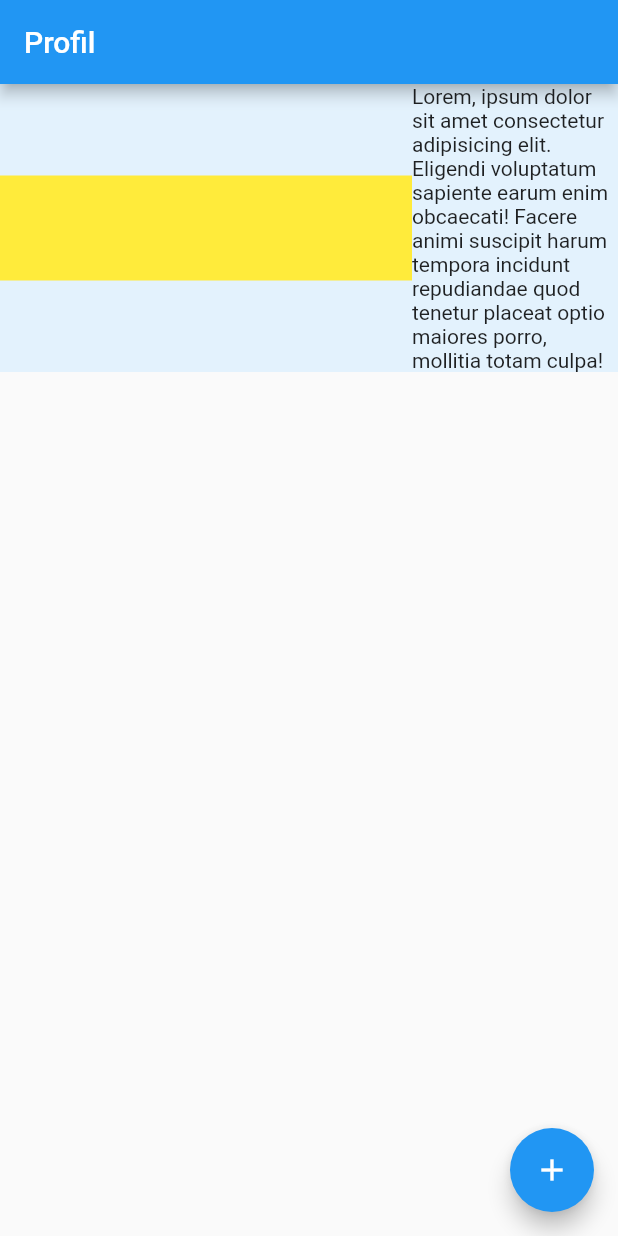
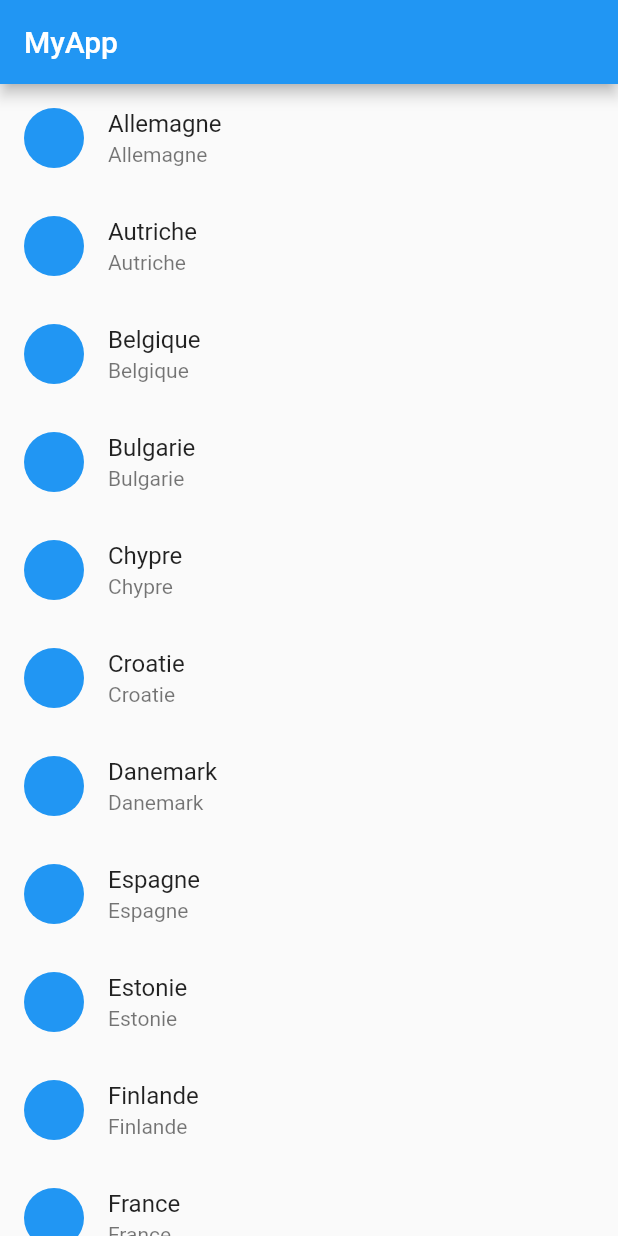
Before and after one commit to AdalbertPungu/flutter_application_demo, a Flutter app: the screen it shows after launch, on a phone screen of 412 x 824 dp. Run offline on Flutter 3.47's test engine with Material 2 defaults, Android fonts, the phone set to English and light mode, and no system bars.

Commit message:
widget ListView

```diff
--- a/lib/main.dart
+++ b/lib/main.dart
@@ -7,33 +7,52 @@ void main() {
 }
 
 class HomePage extends StatelessWidget {
-  const HomePage({Key? key}) : super(key: key);
-
+  final euroList = [
+    'Allemagne',
+    'Autriche',
+    'Belgique',
+    'Bulgarie',
+    'Chypre',
+    'Croatie',
+    'Danemark',
+    'Espagne',
+    'Estonie',
+    'Finlande',
+    'France',
+    'Grèce',
+    'Hongrie',
+    'Irlande',
+    'Italie',
+    'Lettonie',
+    'Litunie',
+    'Luxembourg',
+    'Malte',
+    'Pays-Bas',
+    'Pologne',
+    'Portugal',
+    'Roumanie',
+    'Slovaque',
+    'Slovénie',
+    'Suède',
+    'Tchéquie',
+  ];
   @override
   Widget build(BuildContext context) {
-    return Container(
-      child: Scaffold(
-        appBar: AppBar(
-          title: Text('Profil'),
-        ),
-        body: Container(
-          color: Colors.blue.shade50,
-          child: Row(
-            children: [
-              Expanded(
-                flex: 2,
-                child: Container(width: 70, height: 70, color: Colors.yellow),
-              ),
-              Expanded(
-                  child: Text(
-                      'Lorem, ipsum dolor sit amet consectetur adipisicing elit. Eligendi voluptatum sapiente earum enim obcaecati! Facere animi suscipit harum tempora incidunt repudiandae quod tenetur placeat optio maiores porro, mollitia totam culpa!'))
-            ],
-          ),
-        ),
-        floatingActionButton: FloatingActionButton(
-          onPressed: () {},
-          child: Icon(Icons.add),
-        ),
+    return Scaffold(
+      appBar: AppBar(
+        title: Text('MyApp'),
+      ),
+      body: ListView.builder(
+        itemCount: euroList.length,
+        itemBuilder: (context, index) {
+          return ListTile(
+            title: Text(euroList[index]),
+            subtitle: Text(euroList[index]),
+            leading: CircleAvatar(
+              backgroundColor: Colors.blue,
+            ),
+          );
+        },
       ),
     );
   }
```
